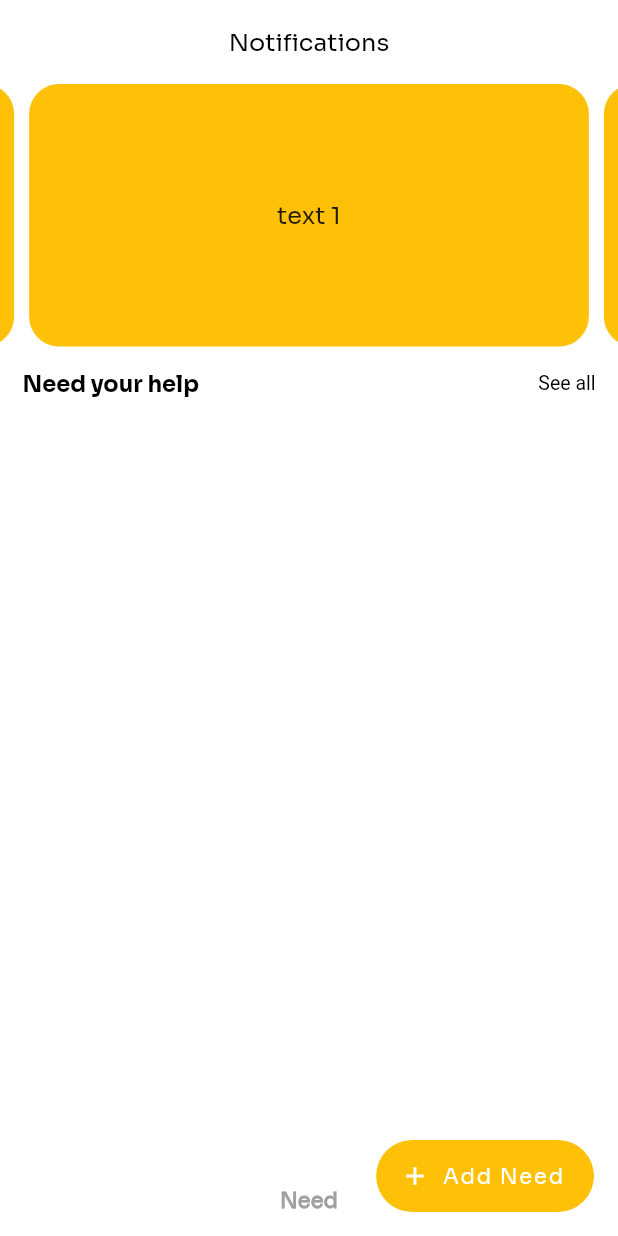
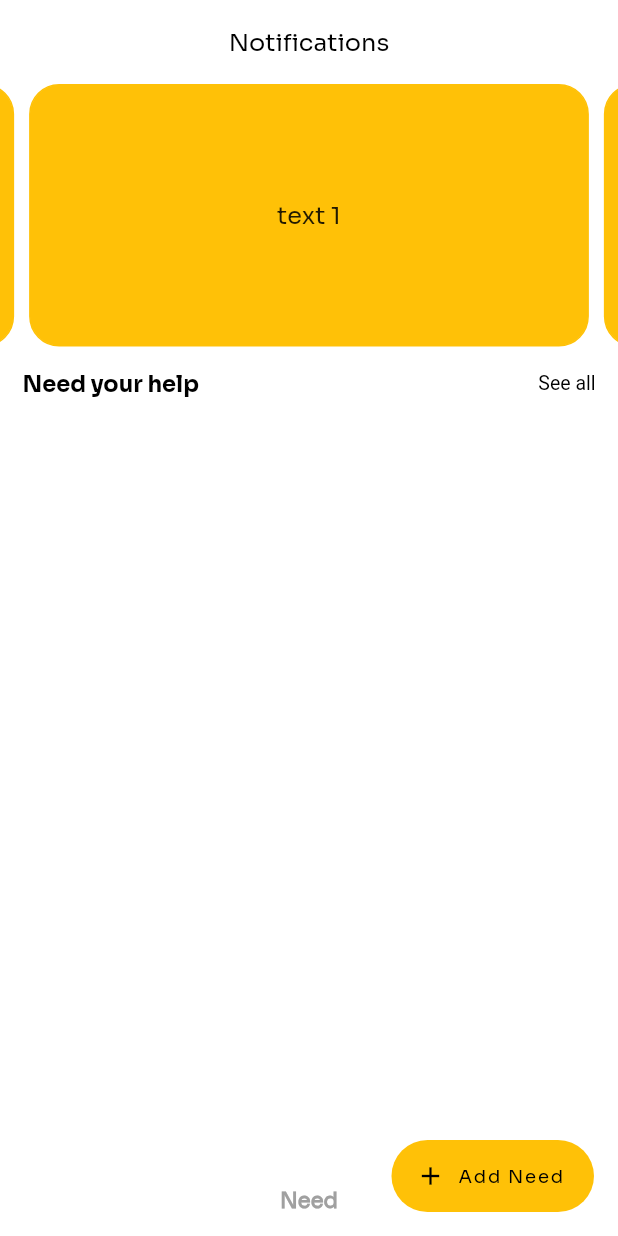
Before and after one commit to rohitsahu1920/need, a Flutter app: the DashBoardScreen screen opened directly, on a phone screen of 412 x 824 dp. Run offline on Flutter 3.47's test engine with Material 2 defaults, Android fonts, the phone set to English and light mode, and no system bars; drawn by our look-alikes of carousel_slider; our stand-ins replace dio, flutter_screenutil, fluttertoast, get, image_picker, permission_handler and 1 more; missing offline and left inert: connectivity_wrapper; accounts and stored records are empty.

```diff
--- a/lib/screens/dashboard_screen/dashboard_screen.dart
+++ b/lib/screens/dashboard_screen/dashboard_screen.dart
@@ -28,13 +28,18 @@ class DashBoardScreen extends StatelessWidget {
         body: _body(),
         floatingActionButton: new FloatingActionButton.extended(
             elevation: 0.0,
-            icon: const Icon(Icons.add),
+            icon: const Icon(
+              Icons.add,
+              color: Colors.black,
+            ),
             backgroundColor: Colors.amber,
-            label: Text(Strings.addNeed),
-            onPressed: (){
+            label: Text(
+              Strings.addNeed,
+              style: TextStyle(fontSize: 12.0, color: Colors.black),
+            ),
+            onPressed: () {
               Get.to(() => AddNeedScreen());
-            }
-        ),
+            }),
       ),
     );
   }
```
